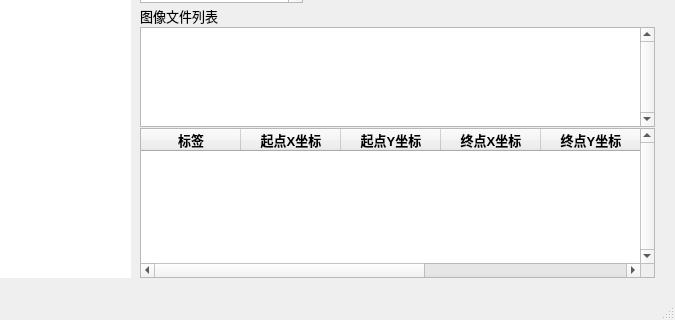
Qt form plot/plot.ui (wq9411/Plot) before a commit; both pictures show x 412 to 1087 and y 343 to 663 of the 1087 by 663 pixel window.
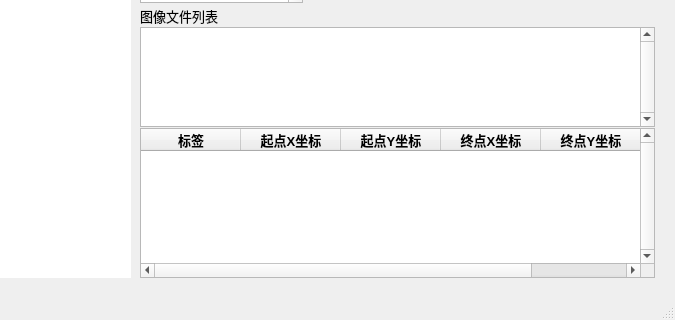
The same form after that commit. Icons and pictures are not drawn.

Diff of the .ui file:
```diff
--- a/plot/plot.ui
+++ b/plot/plot.ui
@@ -859,28 +859,6 @@
                </font>
               </property>
              </column>
-             <column>
-              <property name="text">
-               <string>宽度</string>
-              </property>
-              <property name="font">
-               <font>
-                <weight>75</weight>
-                <bold>true</bold>
-               </font>
-              </property>
-             </column>
-             <column>
-              <property name="text">
-               <string>高度</string>
-              </property>
-              <property name="font">
-               <font>
-                <weight>75</weight>
-                <bold>true</bold>
-               </font>
-              </property>
-             </column>
             </widget>
            </item>
            <item row="1" column="0">
```
